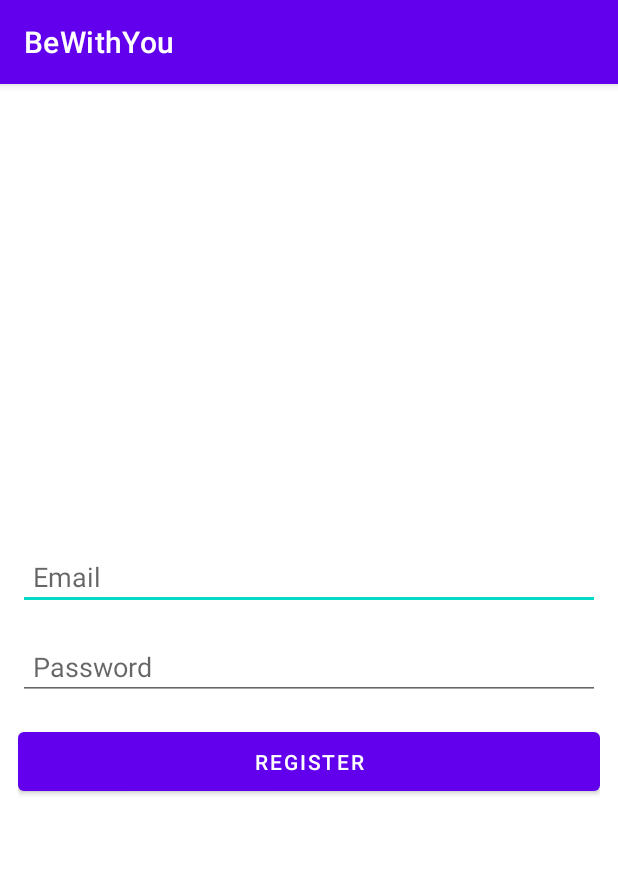
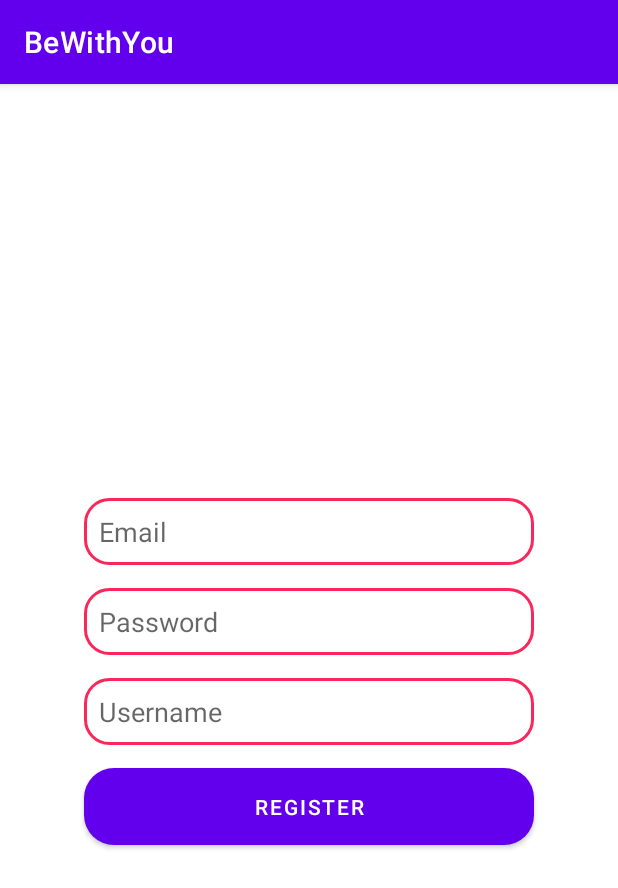
Before and after one commit to dieutrinh28/doan-mobile-java, an Android app: the Register screen opened directly, with no data from a screen before it, after a tap on "REGISTER", on a phone screen of 412 x 824 dp. Shown: the top 888 px of the screen. Run offline under Robolectric (Android 15) with nearby library versions, the phone set to English and light mode, and no system bars; our stand-ins replace Firebase (no records; nobody signed in at launch, a user with empty details on screens opened directly).

Commit message:
change ui

```diff
--- a/app/src/main/java/com/example/bewithyou/Register.java
+++ b/app/src/main/java/com/example/bewithyou/Register.java
@@ -13,16 +13,19 @@ import android.widget.TextView;
 import android.widget.Toast;
 
 import com.google.android.gms.tasks.OnCompleteListener;
+import com.google.android.gms.tasks.OnSuccessListener;
 import com.google.android.gms.tasks.Task;
 import com.google.firebase.auth.AuthResult;
 import com.google.firebase.auth.FirebaseAuth;
+import com.google.firebase.auth.FirebaseUser;
+import com.google.firebase.auth.UserProfileChangeRequest;
+
+import java.util.HashMap;
 
 public class Register extends AppCompatActivity {
 
-    private EditText username;
     private EditText name;
-    private EditText email;
-    private EditText password;
+    private EditText email, password, username;
     private Button register;
     private TextView loginUser;
 
@@ -40,43 +43,45 @@ public class Register extends AppCompatActivity {
 //        name = findViewById(R.id.name);
         email = findViewById(R.id.email);
         password = findViewById(R.id.password);
+        username = findViewById(R.id.username);
         register = findViewById(R.id.register);
 
-        Auth =FirebaseAuth.getInstance();
+        Auth = FirebaseAuth.getInstance();
         register.setOnClickListener(new View.OnClickListener() {
             @Override
             public void onClick(View view) {
                 String txt_email = email.getText().toString();
                 String txt_password = password.getText().toString();
+                String txt_name = username.getText().toString();
 
                 if (TextUtils.isEmpty(txt_email) || TextUtils.isEmpty(txt_password)) {
                     Toast.makeText(Register.this, "Empty credentials!", Toast.LENGTH_SHORT).show();
                 } else if (txt_password.length() < 6) {
                     Toast.makeText(Register.this, "Password too short!", Toast.LENGTH_SHORT).show();
                 } else {
-                    registerUser(txt_email, txt_password);
+                    registerUser(txt_name, txt_email, txt_password);
                 }
             }
 
 
         });
     }
-    private void registerUser(String email, String password)
-    {
-        Auth.createUserWithEmailAndPassword(email,password).addOnCompleteListener(Register.this,  new OnCompleteListener<AuthResult>() {
-            @Override
-            public void onComplete(@NonNull Task<AuthResult> task) {
-                if(task.isSuccessful()){
-                    Toast.makeText(Register.this, "Registering user successfull", Toast.LENGTH_SHORT).show();
-                    startActivity(new Intent(Register.this, MainActivity.class));
-                    finish();
-                }else {
-                    Toast.makeText(Register.this, "Registration failed!", Toast.LENGTH_SHORT).show();
-                }
-            }
-        });
-
-    }
+//    private void registerUser(String email, String password)
+//    {
+//        Auth.createUserWithEmailAndPassword(email,password).addOnCompleteListener(Register.this,  new OnCompleteListener<AuthResult>() {
+//            @Override
+//            public void onComplete(@NonNull Task<AuthResult> task) {
+//                if(task.isSuccessful()){
+//                    Toast.makeText(Register.this, "Registering user successfull", Toast.LENGTH_SHORT).show();
+//                    startActivity(new Intent(Register.this, MainActivity.class));
+//                    finish();
+//                }else {
+//                    Toast.makeText(Register.this, "Registration failed!", Toast.LENGTH_SHORT).show();
+//                }
+//            }
+//        });
+//
+//    }
 
 //        loginUser = findViewById(R.id.login_user);
 
@@ -104,46 +109,25 @@ public class Register extends AppCompatActivity {
 //        });
 //    }
 
-//    private void registerUser(final String username, final String name, final String email, String password) {
-//
-//        pd.setMessage("Please Wait!");
-//        pd.show();
-//
-//        mAuth.createUserWithEmailAndPassword(email , password).addOnSuccessListener(new OnSuccessListener<AuthResult>() {
-//            @Override
-//            public void onSuccess(AuthResult authResult) {
-//
-//                HashMap<String , Object> map = new HashMap<>();
-//                map.put("name" , name);
-//                map.put("email", email);
-//                map.put("username" , username);
-//                map.put("id" , mAuth.getCurrentUser().getUid());
-//                map.put("bio" , "");
-//                map.put("imageurl" , "default");
-//
-//                mRootRef.child("Users").child(mAuth.getCurrentUser().getUid()).setValue(map).addOnCompleteListener(new OnCompleteListener<Void>() {
-//                    @Override
-//                    public void onComplete(@NonNull Task<Void> task) {
-//                        if (task.isSuccessful()){
-//                            pd.dismiss();
-//                            Toast.makeText(Register.this, "Update the profile " +
-//                                    "for better expereince", Toast.LENGTH_SHORT).show();
-//                            Intent intent = new Intent(Register.this , MainActivity.class);
-//                            intent.addFlags(Intent.FLAG_ACTIVITY_CLEAR_TASK | Intent.FLAG_ACTIVITY_CLEAR_TOP);
-//                            startActivity(intent);
-//                            finish();
-//                        }
-//                    }
-//                });
-//
-//            }
-//        }).addOnFailureListener(new OnFailureListener() {
-//            @Override
-//            public void onFailure(@NonNull Exception e) {
-//                pd.dismiss();
-//                Toast.makeText(Register.this, e.getMessage(), Toast.LENGTH_SHORT).show();
-//            }
-//        });
+    private void registerUser(final String username, final String email, String password) {
+        FirebaseAuth.getInstance().createUserWithEmailAndPassword(email, password)
+                .addOnCompleteListener(new OnCompleteListener<AuthResult>() {
+                    @Override
+                    public void onComplete(@NonNull Task<AuthResult> task) {
+                        if (task.isSuccessful()) {
+                            // Sign up successful, update the user's display name with their username
+                            FirebaseUser user = FirebaseAuth.getInstance().getCurrentUser();
+                            UserProfileChangeRequest profileUpdates = new UserProfileChangeRequest.Builder()
+                                    .setDisplayName(username)
+                                    .build();
+                            user.updateProfile(profileUpdates);
 
-
+                            // TODO: Save the user's information to a database or other storage
+                        } else {
+                            // Sign up failed, display a message to the user
+                            Toast.makeText(getApplicationContext(), "Registration failed: " + task.getException().getMessage(), Toast.LENGTH_SHORT).show();
+                        }
+                    }
+                });
+    }
 }
--- /dev/null
+++ b/app/src/main/res/drawable/custom_button.xml
@@ -0,0 +1,9 @@
+<?xml version="1.0" encoding="utf-8"?>
+<shape xmlns:android="http://schemas.android.com/apk/res/android"
+    android:shape="rectangle">
+    <corners android:radius="20dp" />
+    <gradient
+        android:startColor="#FA275A"
+        android:endColor="#DAACAC"
+        android:angle="270" />
+</shape>
--- /dev/null
+++ b/app/src/main/res/drawable/textview_border.xml
@@ -0,0 +1,10 @@
+<?xml version="1.0" encoding="utf-8"?>
+<shape xmlns:android="http://schemas.android.com/apk/res/android"
+    android:shape="rectangle">
+    <stroke
+        android:width="2dp"
+        android:color="#FA275A" />
+    <corners
+        android:radius="16dp" />
+    <solid android:color="@android:color/white" />
+</shape>
--- a/app/src/main/res/layout/activity_cart_page.xml
+++ b/app/src/main/res/layout/activity_cart_page.xml
@@ -42,6 +42,7 @@
             android:layout_width="match_parent"
             android:layout_height="wrap_content"
             android:text="Thanh toán ngay"
+            android:textColor="#FA275A"
             ></Button>
         <!-- Add your views here, such as a TextView to display the total price and a button to checkout -->
 
--- a/app/src/main/res/layout/activity_register.xml
+++ b/app/src/main/res/layout/activity_register.xml
@@ -9,45 +9,39 @@
     android:layout_height="match_parent"
     tools:context=".Register">
     <EditText
-        android:layout_width="match_parent"
+        android:layout_width="300dp"
         android:layout_height="wrap_content"
         android:layout_marginTop="15dp"
         android:hint="Email"
         android:padding="10dp"
+        android:background="@drawable/textview_border"
         android:id="@+id/email"/>
 
     <EditText
-        android:layout_width="match_parent"
+        android:layout_width="300dp"
         android:layout_height="wrap_content"
-
+        android:background="@drawable/textview_border"
         android:layout_marginTop="15dp"
         android:hint="Password"
         android:padding="10dp"
         android:id="@+id/password"/>
 
-    <Button
-        android:layout_width="match_parent"
-        android:layout_height="wrap_content"
-
-        android:layout_marginTop="15sp"
-        android:text="REGISTER"
-        android:padding="10dp"
-        android:id="@+id/register"/>
 
 
-    <!--    <ImageView-->
-    <!--        android:layout_width="wrap_content"-->
-    <!--        android:layout_height="50dp"-->
-    <!--        android:src="@drawable/logo"/>-->
 
-    <!--    <EditText-->
-    <!--        android:layout_width="match_parent"-->
-    <!--        android:layout_height="wrap_content"-->
-    <!--        android:background="@drawable/edit_text_background"-->
-    <!--        android:layout_marginTop="15dp"-->
-    <!--        android:hint="Username"-->
-    <!--        android:padding="10dp"-->
-    <!--        android:id="@+id/username"/>-->
+<!--        <ImageView-->
+<!--            android:layout_width="wrap_content"-->
+<!--            android:layout_height="50dp"-->
+<!--            android:src="@drawable/logo"/>-->
+
+        <EditText
+            android:layout_width="300dp"
+            android:layout_height="wrap_content"
+            android:background="@drawable/textview_border"
+            android:layout_marginTop="15dp"
+            android:hint="Username"
+            android:padding="10dp"
+            android:id="@+id/username"/>
 
     <!--    <EditText-->
     <!--        android:layout_width="match_parent"-->
@@ -91,5 +85,13 @@
     <!--        android:text="Already a user? LogIn"-->
     <!--        android:layout_marginTop="15dp"-->
     <!--        android:id="@+id/login_user"/>-->
+    <Button
+        android:layout_width="300dp"
+        android:layout_height="wrap_content"
+        android:layout_marginTop="15sp"
+        android:text="REGISTER"
+        android:padding="10dp"
+        android:background="@drawable/custom_button"
+        android:id="@+id/register"/>
 
 </LinearLayout>
```
Also changed, not shown: app/src/main/res/drawable/rounded_corner.xml (+6 -1 lines), app/src/main/res/layout/activity_login.xml (+14 -8 lines), app/src/main/res/layout/cartview.xml (+55 -42 lines).
